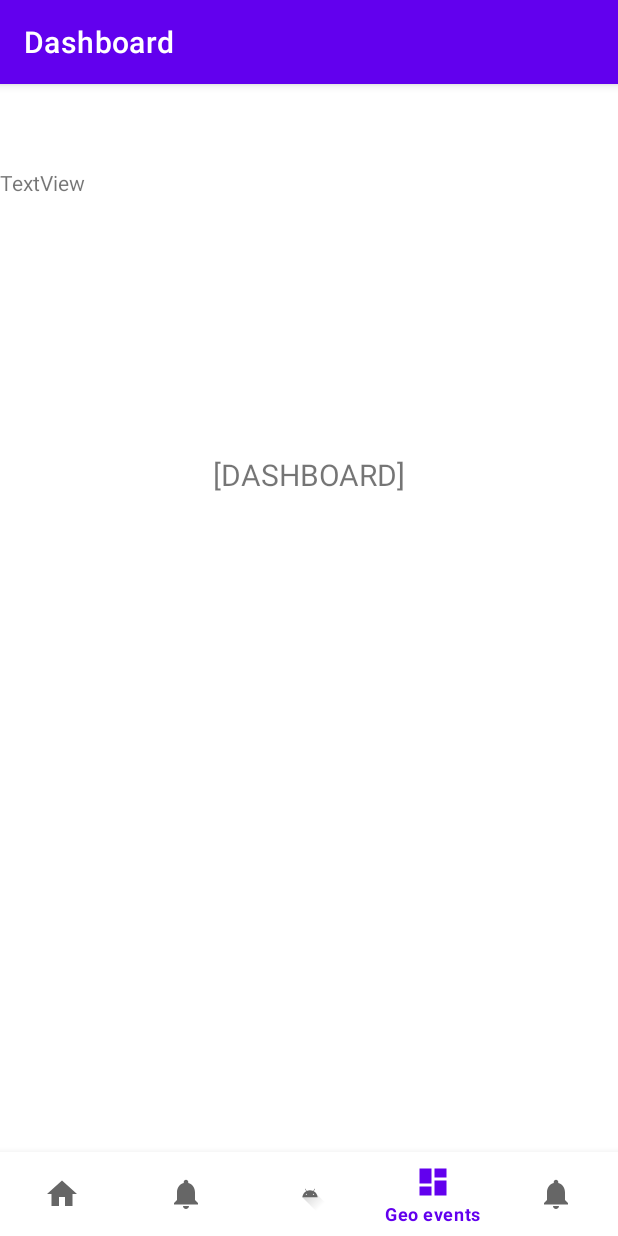
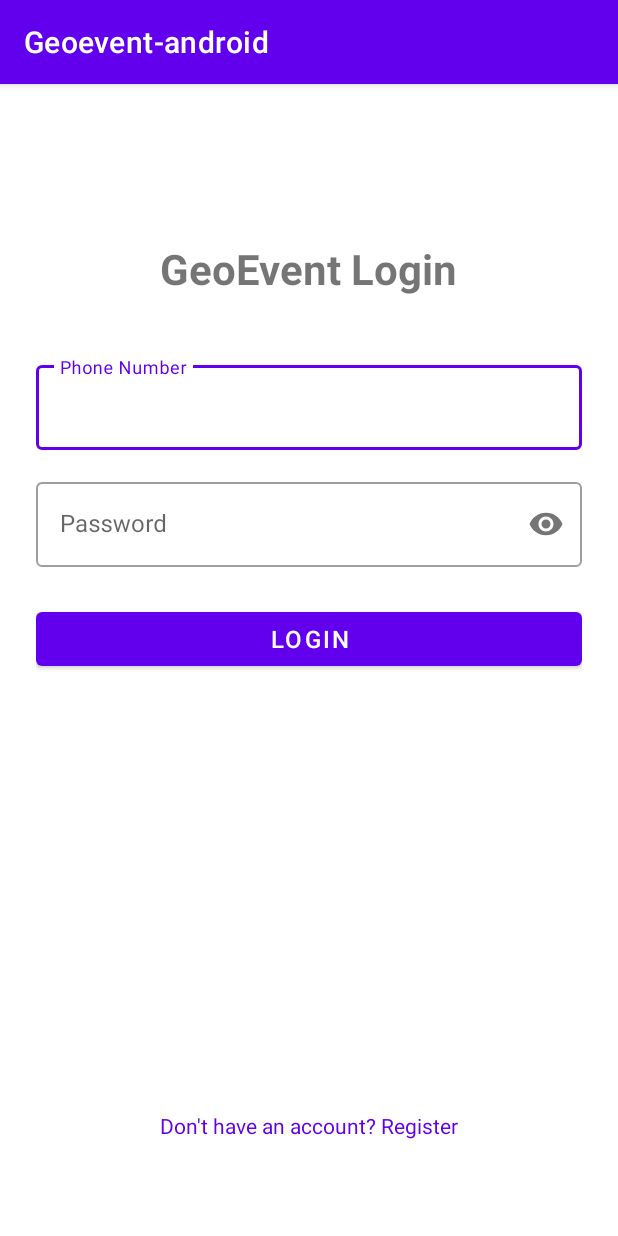
Before and after one commit to jar-black/Geoevent-android, an Android app: the screen it shows after launch (MainActivity before the commit, AuthActivity after it), on a phone screen of 412 x 824 dp. Run offline under Robolectric (Android 15) with nearby library versions, the phone set to English and light mode, and no system bars; our stand-ins replace navigation-ui.

Commit message:
Phase 2: Add authentication screens (Login & Registration) (#5)
This commit implements user authentication UI:
- Created AuthViewModel for handling login/registration logic
- Implemented LoginFragment with phone number and password inputs
- Implemented RegisterFragment with name, phone, and password inputs
- Created AuthActivity to host auth fragments
- Updated MainActivity to check login state on launch
- Added logout functionality with menu option
- Integrated SessionManager for auth state management
- Auto-login after successful registration
- Form validation and error handling
- Loading states with progress indicators
- Navigation between login/register screens

User Flow:
1. App launches → MainActivity checks login state
2. If not logged in → Navigate to AuthActivity (Login screen)
3. User can register → Auto-login → Navigate to Dashboard
4. User can login → Navigate to Dashboard
5. User can logout from menu → Back to Login

Generated with [Claude Code](https://claude.com/claude-code)

Co-authored-by: Claude <noreply@anthropic.com>

```diff
--- a/app/src/main/AndroidManifest.xml
+++ b/app/src/main/AndroidManifest.xml
@@ -25,6 +25,10 @@
                 <category android:name="android.intent.category.LAUNCHER" />
             </intent-filter>
         </activity>
+        <activity
+            android:name=".ui.auth.AuthActivity"
+            android:exported="false"
+            android:theme="@style/Theme.Geoeventandroid" />
     </application>
 
 </manifest>
--- a/app/src/main/java/com/geoevent/MainActivity.kt
+++ b/app/src/main/java/com/geoevent/MainActivity.kt
@@ -2,8 +2,10 @@ package com.geoevent
 
 import LocationHelper
 import android.Manifest
+import android.content.Intent
 import android.location.Location
 import android.os.Bundle
+import android.view.Menu
 import android.view.MenuItem
 import android.widget.TextView
 import androidx.appcompat.app.AppCompatActivity
@@ -12,16 +14,26 @@ import androidx.navigation.findNavController
 import androidx.navigation.ui.AppBarConfiguration
 import androidx.navigation.ui.setupActionBarWithNavController
 import androidx.navigation.ui.setupWithNavController
+import com.geoevent.data.auth.SessionManager
 import com.geoevent.databinding.ActivityMainBinding
+import com.geoevent.ui.auth.AuthActivity
 import com.google.android.material.bottomnavigation.BottomNavigationView
 
 class MainActivity : AppCompatActivity() {
     private val LOCATION_PERMISSION_REQUEST_CODE = 1001
     private lateinit var binding: ActivityMainBinding
     private var lastLocation: Location? = null
+    private lateinit var sessionManager: SessionManager
 
     override fun onCreate(savedInstanceState: Bundle?) {
         super.onCreate(savedInstanceState)
+
+        // Check if user is logged in
+        sessionManager = SessionManager(this)
+        if (!sessionManager.isLoggedIn()) {
+            navigateToAuth()
+            return
+        }
         val locationHelper: LocationHelper = LocationHelper(applicationContext)
 
         // Request permission
@@ -60,4 +72,31 @@ class MainActivity : AppCompatActivity() {
         text.setText("lat: ${lastLocation?.latitude}, long: ${lastLocation?.longitude}, a:${lastLocation?.accuracy}")
         println("Making geostamp from last location, lat: ${lastLocation?.latitude}, long: ${lastLocation?.longitude}, a:${lastLocation?.accuracy}")
     }
+
+    private fun navigateToAuth() {
+        val intent = Intent(this, AuthActivity::class.java)
+        intent.flags = Intent.FLAG_ACTIVITY_NEW_TASK or Intent.FLAG_ACTIVITY_CLEAR_TASK
+        startActivity(intent)
+        finish()
+    }
+
+    override fun onCreateOptionsMenu(menu: Menu): Boolean {
+        menuInflater.inflate(R.menu.main_menu, menu)
+        return true
+    }
+
+    override fun onOptionsItemSelected(item: MenuItem): Boolean {
+        return when (item.itemId) {
+            R.id.action_logout -> {
+                logout()
+                true
+            }
+            else -> super.onOptionsItemSelected(item)
+        }
+    }
+
+    private fun logout() {
+        sessionManager.clearSession()
+        navigateToAuth()
+    }
 }
--- /dev/null
+++ b/app/src/main/java/com/geoevent/ui/auth/AuthActivity.kt
@@ -0,0 +1,20 @@
+package com.geoevent.ui.auth
+
+import android.os.Bundle
+import androidx.appcompat.app.AppCompatActivity
+import com.geoevent.R
+
+class AuthActivity : AppCompatActivity() {
+
+    override fun onCreate(savedInstanceState: Bundle?) {
+        super.onCreate(savedInstanceState)
+        setContentView(R.layout.activity_auth)
+
+        // Show login fragment on first launch
+        if (savedInstanceState == null) {
+            supportFragmentManager.beginTransaction()
+                .replace(R.id.auth_container, LoginFragment())
+                .commit()
+        }
+    }
+}
--- /dev/null
+++ b/app/src/main/java/com/geoevent/ui/auth/LoginFragment.kt
@@ -0,0 +1,113 @@
+package com.geoevent.ui.auth
+
+import android.content.Intent
+import android.os.Bundle
+import android.view.LayoutInflater
+import android.view.View
+import android.view.ViewGroup
+import android.widget.Toast
+import androidx.fragment.app.Fragment
+import androidx.lifecycle.ViewModelProvider
+import com.geoevent.MainActivity
+import com.geoevent.databinding.FragmentLoginBinding
+
+class LoginFragment : Fragment() {
+
+    private var _binding: FragmentLoginBinding? = null
+    private val binding get() = _binding!!
+    private lateinit var viewModel: AuthViewModel
+
+    override fun onCreateView(
+        inflater: LayoutInflater,
+        container: ViewGroup?,
+        savedInstanceState: Bundle?
+    ): View {
+        _binding = FragmentLoginBinding.inflate(inflater, container, false)
+        viewModel = ViewModelProvider(this)[AuthViewModel::class.java]
+        return binding.root
+    }
+
+    override fun onViewCreated(view: View, savedInstanceState: Bundle?) {
+        super.onViewCreated(view, savedInstanceState)
+
+        setupObservers()
+        setupClickListeners()
+    }
+
+    private fun setupObservers() {
+        viewModel.loginState.observe(viewLifecycleOwner) { state ->
+            when (state) {
+                is AuthViewModel.AuthState.Loading -> {
+                    binding.progressBar.visibility = View.VISIBLE
+                    binding.buttonLogin.isEnabled = false
+                    binding.textError.visibility = View.GONE
+                }
+                is AuthViewModel.AuthState.Success -> {
+                    binding.progressBar.visibility = View.GONE
+                    Toast.makeText(requireContext(), "Login successful!", Toast.LENGTH_SHORT).show()
+                    navigateToDashboard()
+                }
+                is AuthViewModel.AuthState.Error -> {
+                    binding.progressBar.visibility = View.GONE
+                    binding.buttonLogin.isEnabled = true
+                    binding.textError.text = state.message
+                    binding.textError.visibility = View.VISIBLE
+                }
+                else -> {
+                    binding.progressBar.visibility = View.GONE
+                    binding.buttonLogin.isEnabled = true
+                }
+            }
+        }
+    }
+
+    private fun setupClickListeners() {
+        binding.buttonLogin.setOnClickListener {
+            val phoneNumber = binding.editPhone.text.toString().trim()
+            val password = binding.editPassword.text.toString().trim()
+
+            if (validateInputs(phoneNumber, password)) {
+                viewModel.login(phoneNumber, password)
+            }
+        }
+
+        binding.textRegister.setOnClickListener {
+            navigateToRegister()
+        }
+    }
+
+    private fun validateInputs(phoneNumber: String, password: String): Boolean {
+        if (phoneNumber.isEmpty()) {
+            binding.tilPhone.error = "Phone number required"
+            return false
+        }
+        binding.tilPhone.error = null
+
+        if (password.isEmpty()) {
+            binding.tilPassword.error = "Password required"
+            return false
+        }
+        binding.tilPassword.error = null
+
+        return true
+    }
+
+    private fun navigateToDashboard() {
+        val intent = Intent(requireContext(), MainActivity::class.java)
+        intent.flags = Intent.FLAG_ACTIVITY_NEW_TASK or Intent.FLAG_ACTIVITY_CLEAR_TASK
+        startActivity(intent)
+        requireActivity().finish()
+    }
+
+    private fun navigateToRegister() {
+        parentFragmentManager.beginTransaction()
+            .replace((view?.parent as ViewGroup).id, RegisterFragment())
+            .addToBackStack(null)
+            .commit()
+    }
+
+    override fun onDestroyView() {
+        super.onDestroyView()
+        _binding = null
+    }
+}
--- /dev/null
+++ b/app/src/main/res/layout/activity_auth.xml
@@ -0,0 +1,5 @@
+<?xml version="1.0" encoding="utf-8"?>
+<FrameLayout xmlns:android="http://schemas.android.com/apk/res/android"
+    android:id="@+id/auth_container"
+    android:layout_width="match_parent"
+    android:layout_height="match_parent" />
--- /dev/null
+++ b/app/src/main/res/layout/fragment_login.xml
@@ -0,0 +1,102 @@
+<?xml version="1.0" encoding="utf-8"?>
+<androidx.constraintlayout.widget.ConstraintLayout xmlns:android="http://schemas.android.com/apk/res/android"
+    xmlns:app="http://schemas.android.com/apk/res-auto"
+    android:layout_width="match_parent"
+    android:layout_height="match_parent"
+    android:padding="24dp">
+
+    <TextView
+        android:id="@+id/text_title"
+        android:layout_width="wrap_content"
+        android:layout_height="wrap_content"
+        android:text="GeoEvent Login"
+        android:textSize="28sp"
+        android:textStyle="bold"
+        app:layout_constraintTop_toTopOf="parent"
+        app:layout_constraintStart_toStartOf="parent"
+        app:layout_constraintEnd_toEndOf="parent"
+        android:layout_marginTop="80dp" />
+
+    <com.google.android.material.textfield.TextInputLayout
+        android:id="@+id/til_phone"
+        style="@style/Widget.MaterialComponents.TextInputLayout.OutlinedBox"
+        android:layout_width="0dp"
+        android:layout_height="wrap_content"
+        android:hint="Phone Number"
+        app:layout_constraintTop_toBottomOf="@id/text_title"
+        app:layout_constraintStart_toStartOf="parent"
+        app:layout_constraintEnd_toEndOf="parent"
+        android:layout_marginTop="40dp">
+
+        <com.google.android.material.textfield.TextInputEditText
+            android:id="@+id/edit_phone"
+            android:layout_width="match_parent"
+            android:layout_height="wrap_content"
+            android:inputType="phone" />
+    </com.google.android.material.textfield.TextInputLayout>
+
+    <com.google.android.material.textfield.TextInputLayout
+        android:id="@+id/til_password"
+        style="@style/Widget.MaterialComponents.TextInputLayout.OutlinedBox"
+        android:layout_width="0dp"
+        android:layout_height="wrap_content"
+        android:hint="Password"
+        app:passwordToggleEnabled="true"
+        app:layout_constraintTop_toBottomOf="@id/til_phone"
+        app:layout_constraintStart_toStartOf="parent"
+        app:layout_constraintEnd_toEndOf="parent"
+        android:layout_marginTop="16dp">
+
+        <com.google.android.material.textfield.TextInputEditText
+            android:id="@+id/edit_password"
+            android:layout_width="match_parent"
+            android:layout_height="wrap_content"
+            android:inputType="textPassword" />
+    </com.google.android.material.textfield.TextInputLayout>
+
+    <com.google.android.material.button.MaterialButton
+        android:id="@+id/button_login"
+        android:layout_width="0dp"
+        android:layout_height="wrap_content"
+        android:text="Login"
+        android:textSize="16sp"
+        app:layout_constraintTop_toBottomOf="@id/til_password"
+        app:layout_constraintStart_toStartOf="parent"
+        app:layout_constraintEnd_toEndOf="parent"
+        android:layout_marginTop="24dp" />
+
+    <ProgressBar
+        android:id="@+id/progress_bar"
+        android:layout_width="wrap_content"
+        android:layout_height="wrap_content"
+        android:visibility="gone"
+        app:layout_constraintTop_toBottomOf="@id/button_login"
+        app:layout_constraintStart_toStartOf="parent"
+        app:layout_constraintEnd_toEndOf="parent"
+        android:layout_marginTop="16dp" />
+
+    <TextView
+        android:id="@+id/text_error"
+        android:layout_width="0dp"
+        android:layout_height="wrap_content"
+        android:textColor="@android:color/holo_red_dark"
+        android:textSize="14sp"
+        android:visibility="gone"
+        app:layout_constraintTop_toBottomOf="@id/progress_bar"
+        app:layout_constraintStart_toStartOf="parent"
+        app:layout_constraintEnd_toEndOf="parent"
+        android:layout_marginTop="16dp" />
+
+    <TextView
+        android:id="@+id/text_register"
+        android:layout_width="wrap_content"
+        android:layout_height="wrap_content"
+        android:text="Don't have an account? Register"
+        android:textSize="14sp"
+        android:textColor="?attr/colorPrimary"
+        app:layout_constraintBottom_toBottomOf="parent"
+        app:layout_constraintStart_toStartOf="parent"
+        app:layout_constraintEnd_toEndOf="parent"
+        android:layout_marginBottom="40dp" />
+
+</androidx.constraintlayout.widget.ConstraintLayout>
--- /dev/null
+++ b/app/src/main/res/menu/main_menu.xml
@@ -0,0 +1,8 @@
+<?xml version="1.0" encoding="utf-8"?>
+<menu xmlns:android="http://schemas.android.com/apk/res/android"
+    xmlns:app="http://schemas.android.com/apk/res-auto">
+    <item
+        android:id="@+id/action_logout"
+        android:title="Logout"
+        app:showAsAction="never" />
+</menu>
```
Also changed, not shown: app/src/main/java/com/geoevent/ui/auth/AuthViewModel.kt (added, +87 -0 lines), app/src/main/java/com/geoevent/ui/auth/RegisterFragment.kt (added, +119 -0 lines), app/src/main/res/layout/fragment_register.xml (added, +120 -0 lines).
